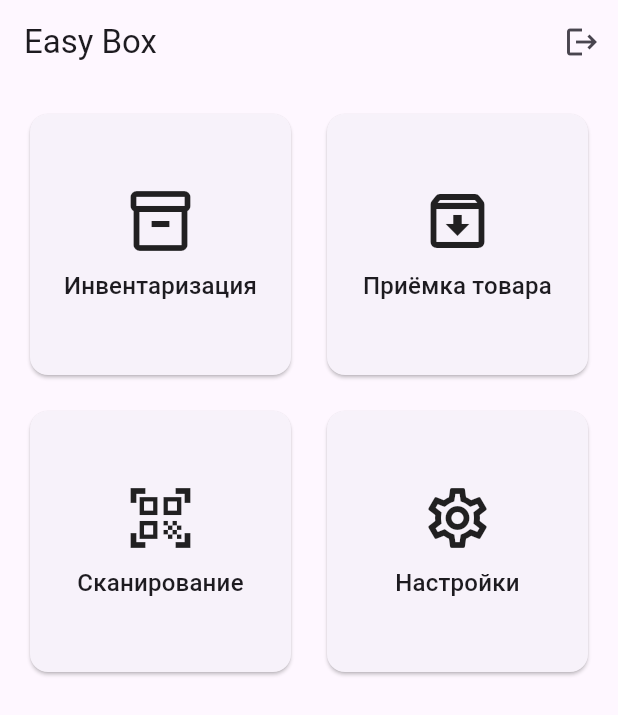
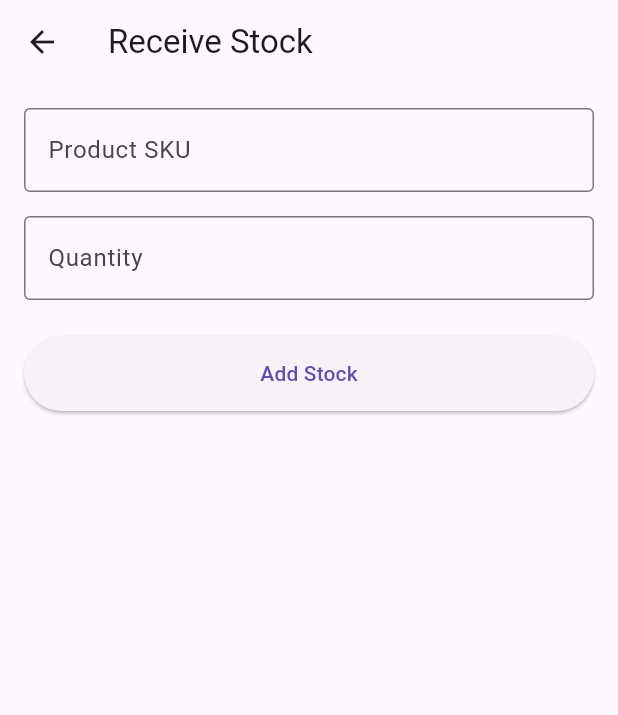
Before and after one commit to neo321654/easy_box, a Flutter app: the HomePage screen opened by its route, after a tap on "Приёмка товара", on a phone screen of 412 x 824 dp. Shown: the top 715 px of the screen. Run offline on Flutter 3.47's test engine with Material 3 defaults, Android fonts, the phone set to English and light mode, and no system bars; our stand-ins replace equatable, flutter_bloc, get_it, go_router, shared_preferences; missing offline and left inert: mobile_scanner; accounts and stored records are empty.

Commit message:
feat(receiving): Implement manual stock receiving feature
- Adds the domain, data, and presentation layers for the stock receiving feature.
- Implements `AddStockUseCase` to add a specified quantity to a product's stock via its SKU.
- The `InventoryRepository` is updated to handle stock additions, mutating the in-memory product list.
- Adds a `ReceivingPage` with manual input fields for SKU and quantity.
- Implements `ReceivingBloc` to manage the state of the receiving process and provide user feedback via snackbars.
- Registers all new components in the DI container and adds the `/receiving` route.

```diff
--- a/lib/core/router/app_router.dart
+++ b/lib/core/router/app_router.dart
@@ -2,6 +2,7 @@ import 'dart:async';
 
 import 'package:easy_box/features/auth/presentation/bloc/auth_bloc.dart';
 import 'package:easy_box/features/inventory/presentation/pages/inventory_page.dart';
+import 'package:easy_box/features/receiving/presentation/pages/receiving_page.dart';
 import 'package:easy_box/features/scanning/presentation/pages/scanning_page.dart';
 import 'package:easy_box/features/settings/presentation/pages/settings_page.dart';
 import 'package:flutter/material.dart';
@@ -41,6 +42,10 @@ void initializeRouter(AuthBloc authBloc) {
       GoRoute(
         path: '/scanning',
         builder: (context, state) => const ScanningPage(),
+      ),
+      GoRoute(
+        path: '/receiving',
+        builder: (context, state) => const ReceivingPage(),
       ),
     ],
     redirect: (context, state) {
--- a/lib/features/home/presentation/pages/home_page.dart
+++ b/lib/features/home/presentation/pages/home_page.dart
@@ -47,7 +47,7 @@ class HomePage extends StatelessWidget {
             icon: Icons.archive_outlined,
             title: context.S.homeMenuReceiving,
             onTap: () {
-              // TODO: Navigate to receiving
+              context.push('/receiving');
             },
           ),
           _HomeMenuItem(
--- a/lib/features/inventory/data/repositories/inventory_repository_impl.dart
+++ b/lib/features/inventory/data/repositories/inventory_repository_impl.dart
@@ -3,13 +3,13 @@ import 'package:easy_box/features/inventory/domain/entities/product.dart';
 import 'package:easy_box/features/inventory/domain/repositories/inventory_repository.dart';
 
 class InventoryRepositoryImpl implements InventoryRepository {
-  // Mock database table
-  final _products = const [
-    Product(id: '1', name: 'Red T-Shirt, Size L', sku: 'SKU-TS-RED-L', quantity: 150),
-    Product(id: '2', name: 'Blue Jeans, Size 32', sku: 'SKU-JN-BLU-32', quantity: 85),
-    Product(id: '3', name: 'Green Hoodie, Size M', sku: 'SKU-HD-GRN-M', quantity: 110),
-    Product(id: '4', name: 'Black Sneakers, Size 42', sku: 'SKU-SN-BLK-42', quantity: 200),
-    Product(id: '5', name: 'White Socks (3-pack)', sku: 'SKU-SK-WHT-3P', quantity: 350),
+  // Mock database table. Made static to persist changes across the app lifecycle.
+  static final List<Product> _products = [
+    const Product(id: '1', name: 'Red T-Shirt, Size L', sku: 'SKU-TS-RED-L', quantity: 150),
+    const Product(id: '2', name: 'Blue Jeans, Size 32', sku: 'SKU-JN-BLU-32', quantity: 85),
+    const Product(id: '3', name: 'Green Hoodie, Size M', sku: 'SKU-HD-GRN-M', quantity: 110),
+    const Product(id: '4', name: 'Black Sneakers, Size 42', sku: 'SKU-SN-BLK-42', quantity: 200),
+    const Product(id: '5', name: 'White Socks (3-pack)', sku: 'SKU-SK-WHT-3P', quantity: 350),
   ];
 
   @override
@@ -26,4 +26,25 @@ class InventoryRepositoryImpl implements InventoryRepository {
     // Find the product in the mock list
     return _products.firstWhereOrNull((product) => product.sku == sku);
   }
+
+  @override
+  Future<void> addStock(String sku, int quantityToAdd) async {
+    await Future.delayed(const Duration(milliseconds: 500));
+    final productIndex = _products.indexWhere((p) => p.sku == sku);
+
+    if (productIndex != -1) {
+      final oldProduct = _products[productIndex];
+      final newProduct = Product(
+        id: oldProduct.id,
+        name: oldProduct.name,
+        sku: oldProduct.sku,
+        quantity: oldProduct.quantity + quantityToAdd,
+      );
+      _products[productIndex] = newProduct;
+    } else {
+      // In a real app, you might want to handle this case differently,
+      // maybe by creating a new product. For now, we'll throw an error.
+      throw Exception('Product with SKU $sku not found.');
+    }
+  }
 }
--- a/lib/features/inventory/domain/repositories/inventory_repository.dart
+++ b/lib/features/inventory/domain/repositories/inventory_repository.dart
@@ -3,4 +3,5 @@ import 'package:easy_box/features/inventory/domain/entities/product.dart';
 abstract class InventoryRepository {
   Future<List<Product>> getProducts();
   Future<Product?> findProductBySku(String sku);
+  Future<void> addStock(String sku, int quantityToAdd);
 }
--- /dev/null
+++ b/lib/features/inventory/domain/usecases/add_stock_usecase.dart
@@ -0,0 +1,14 @@
+import 'package:easy_box/features/inventory/domain/repositories/inventory_repository.dart';
+
+class AddStockUseCase {
+  final InventoryRepository repository;
+
+  AddStockUseCase(this.repository);
+
+  Future<void> call({
+    required String sku,
+    required int quantityToAdd,
+  }) {
+    return repository.addStock(sku, quantityToAdd);
+  }
+}
--- /dev/null
+++ b/lib/features/receiving/presentation/bloc/receiving_bloc.dart
@@ -0,0 +1,37 @@
+import 'package:equatable/equatable.dart';
+import 'package:flutter_bloc/flutter_bloc.dart';
+import 'package:easy_box/features/inventory/domain/usecases/add_stock_usecase.dart';
+
+part 'receiving_event.dart';
+part 'receiving_state.dart';
+
+class ReceivingBloc extends Bloc<ReceivingEvent, ReceivingState> {
+  final AddStockUseCase _addStockUseCase;
+
+  ReceivingBloc({required AddStockUseCase addStockUseCase})
+      : _addStockUseCase = addStockUseCase,
+        super(ReceivingInitial()) {
+    on<StockAdded>(_onStockAdded);
+  }
+
+  Future<void> _onStockAdded(
+    StockAdded event,
+    Emitter<ReceivingState> emit,
+  ) async {
+    if (event.quantity <= 0) {
+      emit(const ReceivingFailure('Quantity must be positive.'));
+      return;
+    }
+
+    emit(ReceivingLoading());
+    try {
+      await _addStockUseCase(
+        sku: event.sku,
+        quantityToAdd: event.quantity,
+      );
+      emit(ReceivingSuccess('Stock added successfully for SKU: ${event.sku}'));
+    } catch (e) {
+      emit(ReceivingFailure(e.toString()));
+    }
+  }
+}
--- /dev/null
+++ b/lib/features/receiving/presentation/bloc/receiving_event.dart
@@ -0,0 +1,21 @@
+part of 'receiving_bloc.dart';
+
+abstract class ReceivingEvent extends Equatable {
+  const ReceivingEvent();
+
+  @override
+  List<Object> get props => [];
+}
+
+class StockAdded extends ReceivingEvent {
+  final String sku;
+  final int quantity;
+
+  const StockAdded({
+    required this.sku,
+    required this.quantity,
+  });
+
+  @override
+  List<Object> get props => [sku, quantity];
+}
--- /dev/null
+++ b/lib/features/receiving/presentation/bloc/receiving_state.dart
@@ -0,0 +1,30 @@
+part of 'receiving_bloc.dart';
+
+abstract class ReceivingState extends Equatable {
+  const ReceivingState();
+
+  @override
+  List<Object> get props => [];
+}
+
+class ReceivingInitial extends ReceivingState {}
+
+class ReceivingLoading extends ReceivingState {}
+
+class ReceivingSuccess extends ReceivingState {
+  final String successMessage;
+
+  const ReceivingSuccess(this.successMessage);
+
+  @override
+  List<Object> get props => [successMessage];
+}
+
+class ReceivingFailure extends ReceivingState {
+  final String errorMessage;
+
+  const ReceivingFailure(this.errorMessage);
+
+  @override
+  List<Object> get props => [errorMessage];
+}
--- /dev/null
+++ b/lib/features/receiving/presentation/pages/receiving_page.dart
@@ -0,0 +1,133 @@
+import 'package:easy_box/di/injection_container.dart';
+import 'package:easy_box/features/receiving/presentation/bloc/receiving_bloc.dart';
+import 'package:flutter/material.dart';
+import 'package:flutter/services.dart';
+import 'package:flutter_bloc/flutter_bloc.dart';
+
+class ReceivingPage extends StatelessWidget {
+  const ReceivingPage({super.key});
+
+  @override
+  Widget build(BuildContext context) {
+    return BlocProvider(
+      create: (context) => sl<ReceivingBloc>(),
+      child: const _ReceivingView(),
+    );
+  }
+}
+
+class _ReceivingView extends StatefulWidget {
+  const _ReceivingView();
+
+  @override
+  State<_ReceivingView> createState() => _ReceivingViewState();
+}
+
+class _ReceivingViewState extends State<_ReceivingView> {
+  late final TextEditingController _skuController;
+  late final TextEditingController _quantityController;
+  final _formKey = GlobalKey<FormState>();
+
+  @override
+  void initState() {
+    super.initState();
+    _skuController = TextEditingController();
+    _quantityController = TextEditingController();
+  }
+
+  @override
+  void dispose() {
+    _skuController.dispose();
+    _quantityController.dispose();
+    super.dispose();
+  }
+
+  void _addStock() {
+    if (_formKey.currentState?.validate() ?? false) {
+      context.read<ReceivingBloc>().add(
+            StockAdded(
+              sku: _skuController.text,
+              quantity: int.tryParse(_quantityController.text) ?? 0,
+            ),
+          );
+    }
+  }
+
+  @override
+  Widget build(BuildContext context) {
+    return Scaffold(
+      appBar: AppBar(
+        title: const Text('Receive Stock'), // TODO: Localize
+      ),
+      body: BlocListener<ReceivingBloc, ReceivingState>(
+        listener: (context, state) {
+          if (state is ReceivingFailure) {
+            ScaffoldMessenger.of(context)
+              ..hideCurrentSnackBar()
+              ..showSnackBar(
+                SnackBar(content: Text(state.errorMessage), backgroundColor: Colors.red),
+              );
+          }
+          if (state is ReceivingSuccess) {
+            ScaffoldMessenger.of(context)
+              ..hideCurrentSnackBar()
+              ..showSnackBar(
+                SnackBar(content: Text(state.successMessage), backgroundColor: Colors.green),
+              );
+            _skuController.clear();
+            _quantityController.clear();
+            FocusScope.of(context).unfocus();
+          }
+        },
+        child: Padding(
+          padding: const EdgeInsets.all(16.0),
+          child: Form(
+            key: _formKey,
+            child: Column(
+              children: [
+                TextFormField(
+                  controller: _skuController,
+                  decoration: const InputDecoration(
+                    labelText: 'Product SKU', // TODO: Localize
+                    border: OutlineInputBorder(),
+                  ),
+                  validator: (value) => (value?.isEmpty ?? true) ? 'Please enter a SKU' : null,
+                ),
+                const SizedBox(height: 16),
+                TextFormField(
+                  controller: _quantityController,
+                  decoration: const InputDecoration(
+                    labelText: 'Quantity', // TODO: Localize
+                    border: OutlineInputBorder(),
+                  ),
+                  keyboardType: TextInputType.number,
+                  inputFormatters: [FilteringTextInputFormatter.digitsOnly],
+                  validator: (value) {
+                    if (value?.isEmpty ?? true) return 'Please enter a quantity';
+                    if ((int.tryParse(value!) ?? 0) <= 0) return 'Quantity must be positive';
+                    return null;
+                  },
+                ),
+                const SizedBox(height: 24),
+                BlocBuilder<ReceivingBloc, ReceivingState>(
+                  builder: (context, state) {
+                    if (state is ReceivingLoading) {
+                      return const CircularProgressIndicator();
+                    }
+                    return ElevatedButton(
+                      onPressed: _addStock,
+                      style: ElevatedButton.styleFrom(
+                        minimumSize: const Size(double.infinity, 50),
+                      ),
+                      child: const Text('Add Stock'), // TODO: Localize
+                    );
+                  },
+                ),
+              ],
+            ),
+          ),
+        ),
+      ),
+    );
+  }
+}
```
Also changed, not shown: lib/di/injection_container.dart (+10 -0 lines).
